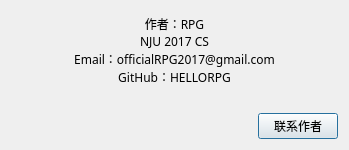
RPG-NJU/NJU-CG-Lab, file CGLab_DS/AboutAuthorDialog.ui: the form before one commit.
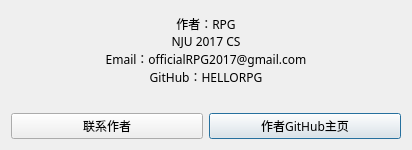
The form after the commit. Icons and pictures are not drawn.

Commit message: [add] 增加了<作者GitHub主页>按钮并且完善了<联系作者>按钮，实现了功能

```diff
--- a/CGLab_DS/AboutAuthorDialog.ui
+++ b/CGLab_DS/AboutAuthorDialog.ui
@@ -6,7 +6,7 @@
    <rect>
     <x>0</x>
     <y>0</y>
-    <width>349</width>
+    <width>412</width>
     <height>150</height>
    </rect>
   </property>
@@ -22,8 +22,8 @@
    <iconset resource="img.qrc">
     <normaloff>:/MainWindow/aboutAuthor</normaloff>:/MainWindow/aboutAuthor</iconset>
   </property>
-  <layout class="QVBoxLayout" name="verticalLayout">
-   <item>
+  <layout class="QGridLayout" name="gridLayout">
+   <item row="0" column="0" colspan="2">
     <widget class="QTextBrowser" name="textBrowser">
      <property name="autoFillBackground">
       <bool>false</bool>
@@ -46,7 +46,14 @@
      </property>
     </widget>
    </item>
-   <item alignment="Qt::AlignRight">
+   <item row="2" column="1">
+    <widget class="QPushButton" name="buttonAuthorGithub">
+     <property name="text">
+      <string>作者GitHub主页</string>
+     </property>
+    </widget>
+   </item>
+   <item row="2" column="0">
     <widget class="QPushButton" name="buttonConnectAuthor">
      <property name="text">
       <string>联系作者</string>
```
The commit also changes 4 other files.
